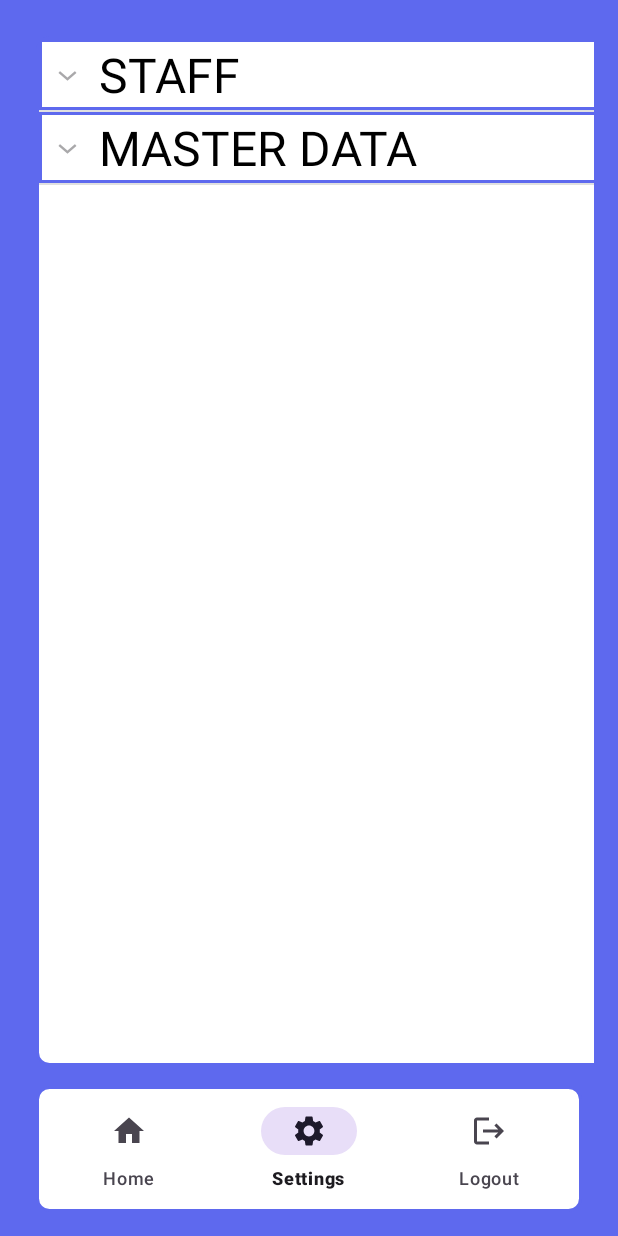
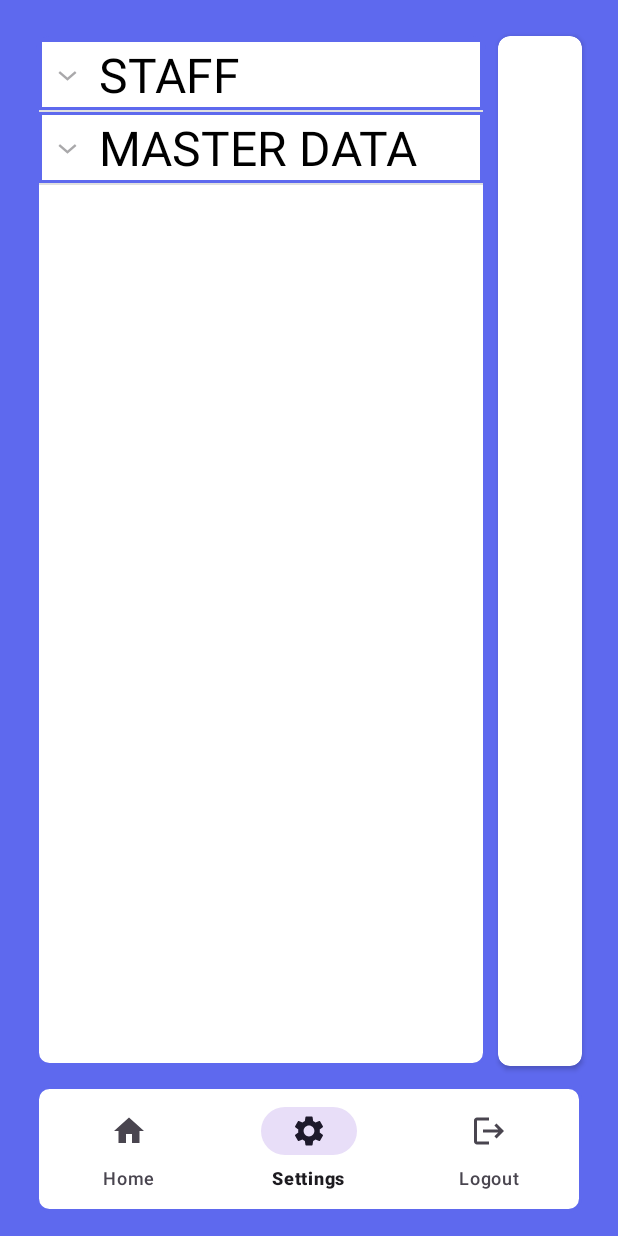
Before and after one commit to YavuzKarapinar/Cash-Register-App, an Android app: the SettingsFragment screen opened through its navigation route, on a phone screen of 412 x 824 dp. Run offline under Robolectric (Android 15) with nearby library versions, the phone set to English and light mode, and no system bars; our stand-ins replace navigation-ui.

Commit message:
feat: initial settings fragments added and implemented to settings fragment

```diff
--- a/app/src/main/java/me/yavuz/delta_a_project/main/MainActivity.kt
+++ b/app/src/main/java/me/yavuz/delta_a_project/main/MainActivity.kt
@@ -32,29 +32,4 @@ class MainActivity : AppCompatActivity() {
         dbHelper.close()
     }
 
-    /*
-    navHostFragment =
-            childFragmentManager.findFragmentById(R.id.nav_host_fragment) as NavHostFragment
-        navController = navHostFragment.navController
-        binding.bottomNavigation.setupWithNavController(navController)
-        homeParentViewModel= ViewModelProvider(this)[HomeParentViewModel::class.java]
-        navController.addOnDestinationChangedListener { controller, destination, arguments ->
-            if (controller.currentDestination?.id == R.id.home2) {
-                binding.homeParentIconsLinear.visibility = View.VISIBLE
-                MainActivity.viewPagerEnable.value = true
-            } else {
-                binding.homeParentIconsLinear.visibility = View.GONE
-                MainActivity.viewPagerEnable.value = false
-            }
-        }
-
-        private fun replaceFragment(fragment: Fragment) {
-
-        val fragmentManager = supportFragmentManager
-        val replaceTransaction = fragmentManager.beginTransaction()
-        replaceTransaction.replace(R.id.mainFrame, fragment)
-        replaceTransaction.commit()
-    }
-        */
-
 }
--- a/app/src/main/java/me/yavuz/delta_a_project/settings/SettingsFragment.kt
+++ b/app/src/main/java/me/yavuz/delta_a_project/settings/SettingsFragment.kt
@@ -1,10 +1,11 @@
 package me.yavuz.delta_a_project.settings
 
 import android.os.Bundle
-import androidx.fragment.app.Fragment
 import android.view.LayoutInflater
 import android.view.View
 import android.view.ViewGroup
+import androidx.fragment.app.Fragment
+import me.yavuz.delta_a_project.R
 import me.yavuz.delta_a_project.adapter.SettingsExpandableListAdapter
 import me.yavuz.delta_a_project.databinding.FragmentSettingsBinding
 
@@ -17,16 +18,43 @@ class SettingsFragment : Fragment() {
         savedInstanceState: Bundle?
     ): View {
         binding = FragmentSettingsBinding.inflate(inflater, container, false)
+        return binding.root
+    }
 
+    override fun onViewCreated(view: View, savedInstanceState: Bundle?) {
+        super.onViewCreated(view, savedInstanceState)
         val group = listOf("STAFF", "MASTER DATA")
         val staffChild = listOf("USER ADD", "USER LIST")
-        val masterDataChild = listOf("ADD GROUP", "ADD DEPARTMENT", "ADD TAX", "ADD PRODUCT")
+        val masterDataChild = listOf(
+            "ADD GROUP",
+            "ADD DEPARTMENT",
+            "ADD TAX",
+            "ADD PRODUCT"
+        )
         val childMap = hashMapOf(group[0] to staffChild, group[1] to masterDataChild)
 
         val adapter = SettingsExpandableListAdapter(binding.root.context, group, childMap)
         binding.expandableListView.setAdapter(adapter)
-
-        return binding.root
+        onChildClick(childMap, group)
     }
 
+    private fun onChildClick(childMap: HashMap<String, List<String>>, group: List<String>) {
+        binding.expandableListView.setOnChildClickListener { _, _, groupPosition, childPosition, _ ->
+            val selectedFragment = when (childMap[group[groupPosition]]?.get(childPosition)) {
+                "USER ADD" -> SettingsUserAddFragment()
+                "USER LIST" -> SettingsUserListFragment()
+                "ADD GROUP" -> SettingsGroupAddFragment()
+                "ADD DEPARTMENT" -> SettingsDepartmentAddFragment()
+                "ADD TAX" -> SettingsTaxAddFragment()
+                "ADD PRODUCT" -> SettingsProductAddFragment()
+                else -> Fragment()
+            }
+
+            parentFragmentManager.beginTransaction()
+                .replace(R.id.settingsFragmentContainer, selectedFragment)
+                .commit()
+
+            false
+        }
+    }
 }
--- a/app/src/main/res/layout/fragment_settings.xml
+++ b/app/src/main/res/layout/fragment_settings.xml
@@ -1,5 +1,6 @@
 <?xml version="1.0" encoding="utf-8"?>
-<androidx.constraintlayout.widget.ConstraintLayout xmlns:android="http://schemas.android.com/apk/res/android"
+<androidx.constraintlayout.widget.ConstraintLayout
+    xmlns:android="http://schemas.android.com/apk/res/android"
     xmlns:app="http://schemas.android.com/apk/res-auto"
     xmlns:tools="http://schemas.android.com/tools"
     android:layout_width="match_parent"
@@ -7,24 +8,10 @@
     android:background="@color/lightPurple"
     tools:context=".settings.SettingsFragment">
 
-    <androidx.cardview.widget.CardView
-        android:id="@+id/cardView"
-        android:layout_width="0dp"
-        android:layout_height="0dp"
-        android:layout_marginStart="4dp"
-        android:layout_marginTop="8dp"
-        android:layout_marginEnd="8dp"
-        android:layout_marginBottom="8dp"
-        app:cardCornerRadius="8sp"
-        app:layout_constraintBottom_toBottomOf="parent"
-        app:layout_constraintEnd_toEndOf="parent"
-        app:layout_constraintStart_toEndOf="@id/expandableListView"
-        app:layout_constraintTop_toTopOf="parent" />
-
     <ExpandableListView
         android:id="@+id/expandableListView"
-        android:layout_width="400dp"
-        android:layout_height="match_parent"
+        android:layout_width="300dp"
+        android:layout_height="0dp"
         android:layout_marginStart="8dp"
         android:layout_marginTop="8dp"
         android:layout_marginEnd="4dp"
@@ -37,4 +24,26 @@
 
     </ExpandableListView>
 
+    <androidx.cardview.widget.CardView
+        android:id="@+id/cardView"
+        android:layout_width="0dp"
+        android:layout_height="0dp"
+        android:layout_marginStart="4dp"
+        android:layout_marginTop="8dp"
+        android:layout_marginEnd="8dp"
+        android:layout_marginBottom="8dp"
+        android:background="@color/lightPurple"
+        app:cardCornerRadius="8sp"
+        app:layout_constraintBottom_toBottomOf="parent"
+        app:layout_constraintEnd_toEndOf="parent"
+        app:layout_constraintStart_toEndOf="@+id/expandableListView"
+        app:layout_constraintTop_toTopOf="parent">
+
+        <FrameLayout
+            android:id="@+id/settingsFragmentContainer"
+            android:layout_width="match_parent"
+            android:layout_height="match_parent"/>
+
+    </androidx.cardview.widget.CardView>
+
 </androidx.constraintlayout.widget.ConstraintLayout>
```
Also changed, not shown: app/src/main/java/me/yavuz/delta_a_project/settings/SettingsDepartmentAddFragment.kt (added, +60 -0 lines), app/src/main/java/me/yavuz/delta_a_project/settings/SettingsGroupAddFragment.kt (added, +60 -0 lines), app/src/main/java/me/yavuz/delta_a_project/settings/SettingsProductAddFragment.kt (added, +60 -0 lines), app/src/main/java/me/yavuz/delta_a_project/settings/SettingsTaxAddFragment.kt (added, +60 -0 lines), app/src/main/java/me/yavuz/delta_a_project/settings/SettingsUserAddFragment.kt (added, +19 -0 lines), app/src/main/java/me/yavuz/delta_a_project/settings/SettingsUserListFragment.kt (added, +19 -0 lines), app/src/main/res/layout/fragment_settings_department_add.xml (added, +14 -0 lines), app/src/main/res/layout/fragment_settings_group_add.xml (added, +14 -0 lines), app/src/main/res/layout/fragment_settings_product_add.xml (added, +14 -0 lines), app/src/main/res/layout/fragment_settings_tax_add.xml (added, +14 -0 lines), app/src/main/res/layout/fragment_settings_user_add.xml (added, +13 -0 lines), app/src/main/res/layout/fragment_settings_user_list.xml (added, +13 -0 lines).
